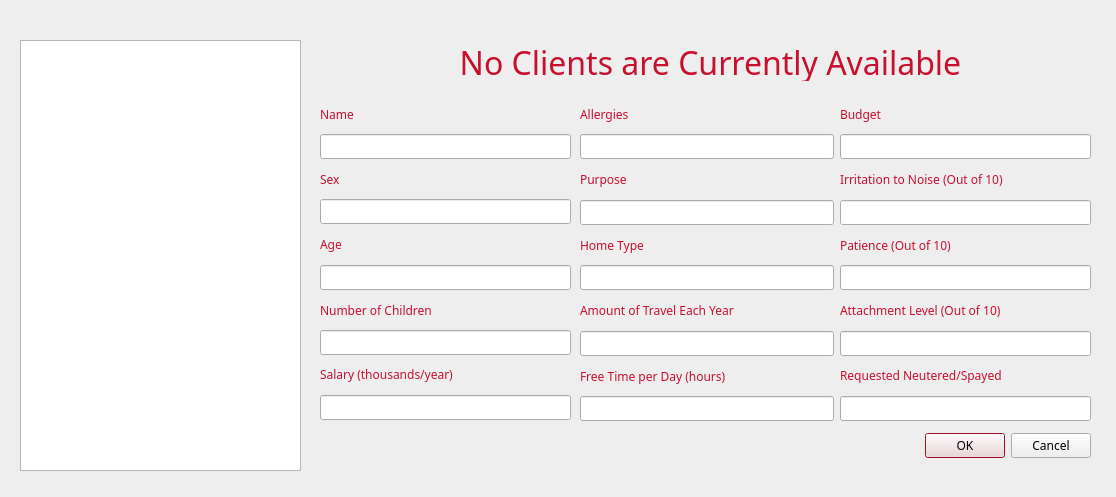
cameronhawtin/Animal-Farm-cuACS, file cuACS/viewclients.ui: the form before one commit.
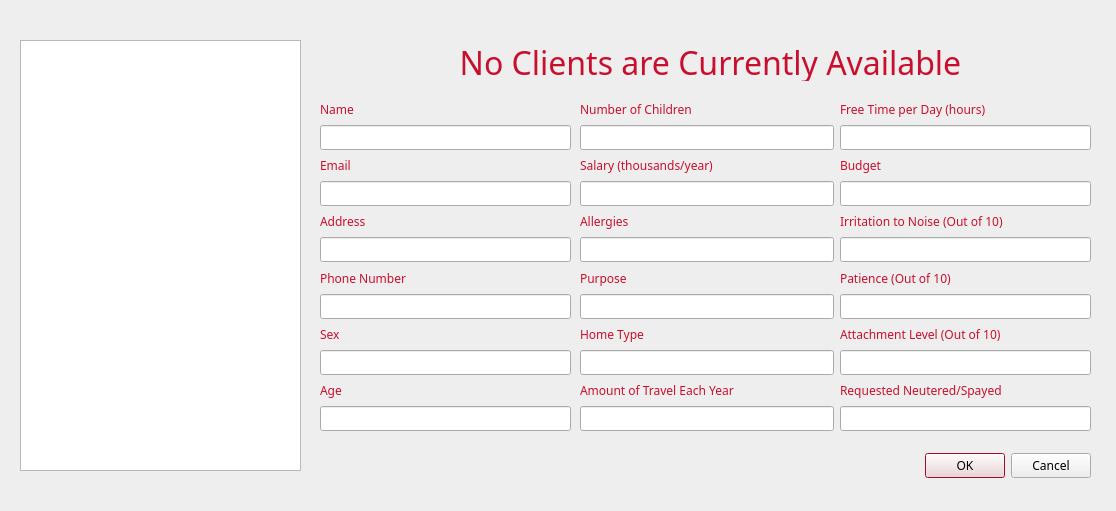
The form after the commit.

```diff
--- a/cuACS/viewclients.ui
+++ b/cuACS/viewclients.ui
@@ -7,7 +7,7 @@
     <x>0</x>
     <y>0</y>
     <width>1116</width>
-    <height>497</height>
+    <height>511</height>
    </rect>
   </property>
   <property name="palette">
@@ -140,7 +140,7 @@
    <property name="geometry">
     <rect>
      <x>750</x>
-     <y>430</y>
+     <y>450</y>
      <width>341</width>
      <height>32</height>
     </rect>
@@ -192,12 +192,12 @@
      <x>320</x>
      <y>100</y>
      <width>251</width>
-     <height>320</height>
+     <height>331</height>
     </rect>
    </property>
    <layout class="QVBoxLayout" name="verticalLayout_5">
     <item>
-     <widget class="QLabel" name="nameLabel_4">
+     <widget class="QLabel" name="nameLabel">
       <property name="enabled">
        <bool>true</bool>
       </property>
@@ -207,12 +207,51 @@
      </widget>
     </item>
     <item>
-     <widget class="QLineEdit" name="nameLineEdit_2">
+     <widget class="QLineEdit" name="nameLineEdit"/>
+    </item>
+    <item>
+     <widget class="QLabel" name="nameLabel_4">
       <property name="enabled">
        <bool>true</bool>
       </property>
+      <property name="text">
+       <string>Email</string>
+      </property>
      </widget>
     </item>
+    <item>
+     <widget class="QLineEdit" name="emailLineEdit">
+      <property name="enabled">
+       <bool>true</bool>
+      </property>
+     </widget>
+    </item>
+    <item>
+     <widget class="QLabel" name="addressLabel">
+      <property name="enabled">
+       <bool>true</bool>
+      </property>
+      <property name="text">
+       <string>Address</string>
+      </property>
+     </widget>
+    </item>
+    <item>
+     <widget class="QLineEdit" name="addressLineEdit"/>
+    </item>
+    <item>
+     <widget class="QLabel" name="phoneLabel">
+      <property name="enabled">
+       <bool>true</bool>
+      </property>
+      <property name="text">
+       <string>Phone Number</string>
+      </property>
+     </widget>
+    </item>
+    <item>
+     <widget class="QLineEdit" name="phoneLineEdit"/>
+    </item>
     <item>
      <widget class="QLabel" name="sexLabel_4">
       <property name="enabled">
@@ -243,36 +282,6 @@
       </property>
      </widget>
     </item>
-    <item>
-     <widget class="QLabel" name="childrenLabel">
-      <property name="enabled">
-       <bool>true</bool>
-      </property>
-      <property name="text">
-       <string>Number of Children</string>
-      </property>
-     </widget>
-    </item>
-    <item>
-     <widget class="QLineEdit" name="childrenLineEdit">
-      <property name="enabled">
-       <bool>true</bool>
-      </property>
-     </widget>
-    </item>
-    <item>
-     <widget class="QLabel" name="salaryLabel">
-      <property name="enabled">
-       <bool>true</bool>
-      </property>
-      <property name="text">
-       <string>&lt;html&gt;&lt;head/&gt;&lt;body&gt;&lt;p&gt;Salary (thousands/year)&lt;/p&gt;&lt;/body&gt;&lt;/html&gt;</string>
-      </property>
-     </widget>
-    </item>
-    <item>
-     <widget class="QLineEdit" name="salaryLineEdit"/>
-    </item>
    </layout>
   </widget>
   <widget class="QWidget" name="layoutWidget_4">
@@ -284,10 +293,23 @@
      <x>840</x>
      <y>100</y>
      <width>251</width>
-     <height>321</height>
+     <height>331</height>
     </rect>
    </property>
    <layout class="QVBoxLayout" name="verticalLayout_6">
+    <item>
+     <widget class="QLabel" name="freeTimeLabel">
+      <property name="enabled">
+       <bool>true</bool>
+      </property>
+      <property name="text">
+       <string>Free Time per Day (hours)</string>
+      </property>
+     </widget>
+    </item>
+    <item>
+     <widget class="QLineEdit" name="freeTimeLineEdit"/>
+    </item>
     <item>
      <widget class="QLabel" name="budgetLabel">
       <property name="enabled">
@@ -368,10 +390,40 @@
      <x>580</x>
      <y>100</y>
      <width>254</width>
-     <height>321</height>
+     <height>331</height>
     </rect>
    </property>
    <layout class="QVBoxLayout" name="verticalLayout_7">
+    <item>
+     <widget class="QLabel" name="childrenLabel">
+      <property name="enabled">
+       <bool>true</bool>
+      </property>
+      <property name="text">
+       <string>Number of Children</string>
+      </property>
+     </widget>
+    </item>
+    <item>
+     <widget class="QLineEdit" name="childrenLineEdit">
+      <property name="enabled">
+       <bool>true</bool>
+      </property>
+     </widget>
+    </item>
+    <item>
+     <widget class="QLabel" name="salaryLabel">
+      <property name="enabled">
+       <bool>true</bool>
+      </property>
+      <property name="text">
+       <string>&lt;html&gt;&lt;head/&gt;&lt;body&gt;&lt;p&gt;Salary (thousands/year)&lt;/p&gt;&lt;/body&gt;&lt;/html&gt;</string>
+      </property>
+     </widget>
+    </item>
+    <item>
+     <widget class="QLineEdit" name="salaryLineEdit"/>
+    </item>
     <item>
      <widget class="QLabel" name="allergicLabel">
       <property name="enabled">
@@ -424,19 +476,6 @@
     <item>
      <widget class="QLineEdit" name="travelLineEdit"/>
     </item>
-    <item>
-     <widget class="QLabel" name="freeTimeLabel">
-      <property name="enabled">
-       <bool>true</bool>
-      </property>
-      <property name="text">
-       <string>Free Time per Day (hours)</string>
-      </property>
-     </widget>
-    </item>
-    <item>
-     <widget class="QLineEdit" name="freeTimeLineEdit"/>
-    </item>
    </layout>
   </widget>
  </widget>
```
